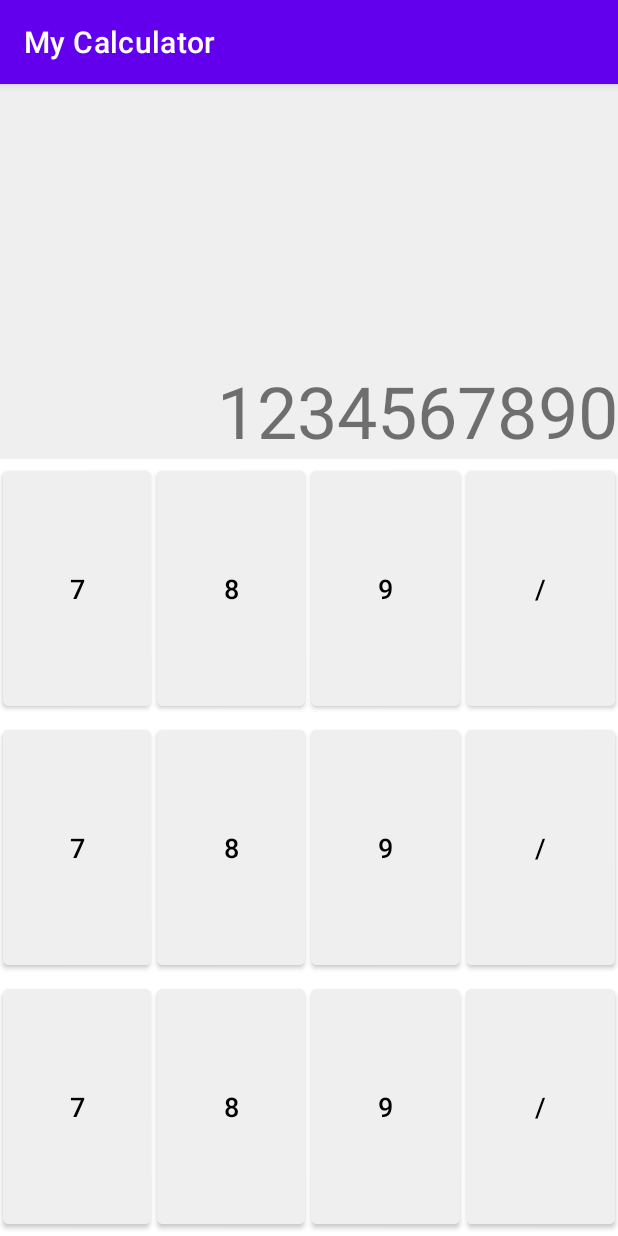
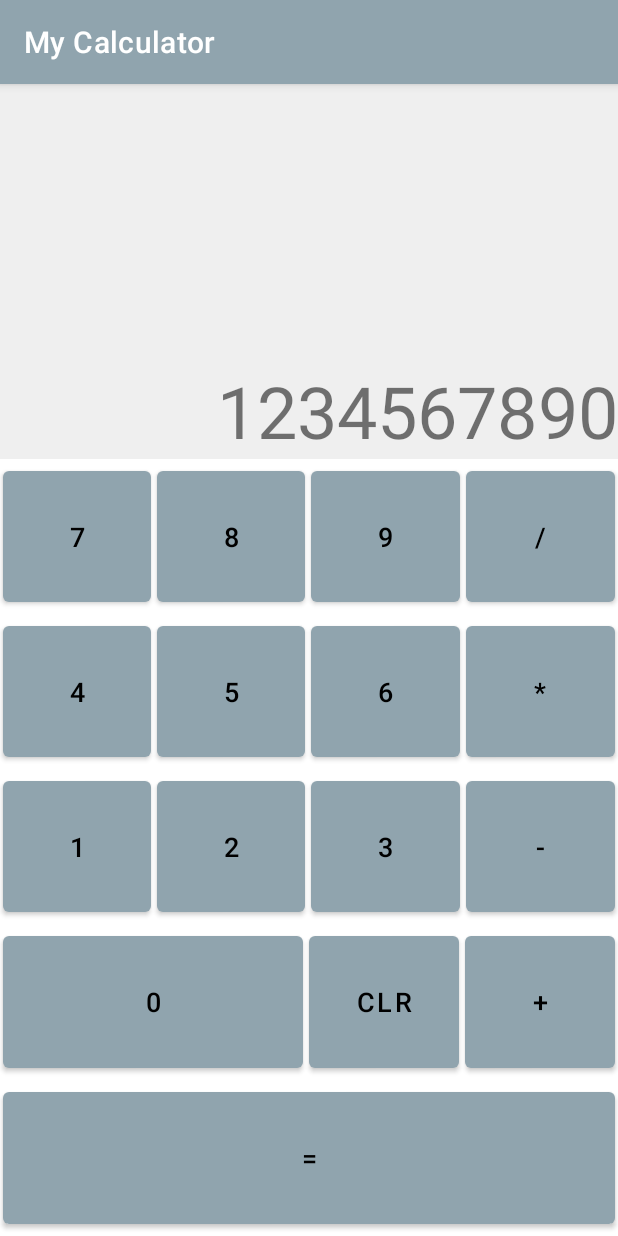
Before and after one commit to yasserbakkar97/MyCalculator, an Android app: the screen it shows after launch (MainActivity), on a phone screen of 412 x 824 dp. Run offline under Robolectric (Android 15) with nearby library versions, the phone set to English and light mode, and no system bars.

Commit message:
Building Interface

```diff
--- a/app/src/main/res/layout/activity_main.xml
+++ b/app/src/main/res/layout/activity_main.xml
@@ -27,7 +27,6 @@
             android:id="@+id/btnSeven"
             android:layout_width="0dp"
             android:layout_height="match_parent"
-            android:backgroundTint="@color/light_gray"
             android:text="7"
             android:onClick="onClick"
             android:layout_weight="1"
@@ -39,7 +38,6 @@
             android:id="@+id/btnEight"
             android:layout_width="0dp"
             android:layout_height="match_parent"
-            android:backgroundTint="@color/light_gray"
             android:text="8"
             android:onClick="onClick"
             android:textSize="18sp"
@@ -51,7 +49,6 @@
             android:id="@+id/btnNine"
             android:layout_width="0dp"
             android:layout_height="match_parent"
-            android:backgroundTint="@color/light_gray"
             android:text="9"
             android:onClick="onClick"
             android:textSize="18sp"
@@ -63,7 +60,6 @@
             android:id="@+id/btnDivide"
             android:layout_width="0dp"
             android:layout_height="match_parent"
-            android:backgroundTint="@color/light_gray"
             android:text="/"
             android:onClick="onClick"
             android:textSize="18sp"
@@ -80,11 +76,10 @@
         android:background="@color/white">
 
         <Button
-            android:id="@+id/btnSeven"
+            android:id="@+id/btnFour"
             android:layout_width="0dp"
             android:layout_height="match_parent"
-            android:backgroundTint="@color/light_gray"
-            android:text="7"
+            android:text="4"
             android:onClick="onClick"
             android:layout_weight="1"
             android:textSize="18sp"
@@ -92,11 +87,10 @@
             android:textColor="@color/black"/>
 
         <Button
-            android:id="@+id/btnEight"
+            android:id="@+id/btnFive"
             android:layout_width="0dp"
             android:layout_height="match_parent"
-            android:backgroundTint="@color/light_gray"
-            android:text="8"
+            android:text="5"
             android:onClick="onClick"
             android:textSize="18sp"
             android:layout_weight="1"
@@ -104,11 +98,10 @@
             android:textColor="@color/black"/>
 
         <Button
-            android:id="@+id/btnNine"
+            android:id="@+id/btnSix"
             android:layout_width="0dp"
             android:layout_height="match_parent"
-            android:backgroundTint="@color/light_gray"
-            android:text="9"
+            android:text="6"
             android:onClick="onClick"
             android:textSize="18sp"
             android:layout_weight="1"
@@ -116,11 +109,10 @@
             android:textColor="@color/black"/>
 
         <Button
-            android:id="@+id/btnDivide"
+            android:id="@+id/btnMultiply"
             android:layout_width="0dp"
             android:layout_height="match_parent"
-            android:backgroundTint="@color/light_gray"
-            android:text="/"
+            android:text="*"
             android:onClick="onClick"
             android:textSize="18sp"
             android:layout_weight="1"
@@ -136,11 +128,10 @@
         android:background="@color/white">
 
         <Button
-            android:id="@+id/btnSeven"
+            android:id="@+id/btnOne"
             android:layout_width="0dp"
             android:layout_height="match_parent"
-            android:backgroundTint="@color/light_gray"
-            android:text="7"
+            android:text="1"
             android:onClick="onClick"
             android:layout_weight="1"
             android:textSize="18sp"
@@ -148,11 +139,10 @@
             android:textColor="@color/black"/>
 
         <Button
-            android:id="@+id/btnEight"
+            android:id="@+id/btnTwo"
             android:layout_width="0dp"
             android:layout_height="match_parent"
-            android:backgroundTint="@color/light_gray"
-            android:text="8"
+            android:text="2"
             android:onClick="onClick"
             android:textSize="18sp"
             android:layout_weight="1"
@@ -160,11 +150,10 @@
             android:textColor="@color/black"/>
 
         <Button
-            android:id="@+id/btnNine"
+            android:id="@+id/btnThree"
             android:layout_width="0dp"
             android:layout_height="match_parent"
-            android:backgroundTint="@color/light_gray"
-            android:text="9"
+            android:text="3"
             android:onClick="onClick"
             android:textSize="18sp"
             android:layout_weight="1"
@@ -172,16 +161,78 @@
             android:textColor="@color/black"/>
 
         <Button
-            android:id="@+id/btnDivide"
+            android:id="@+id/btnSubtract"
             android:layout_width="0dp"
             android:layout_height="match_parent"
-            android:backgroundTint="@color/light_gray"
-            android:text="/"
+            android:text="-"
             android:onClick="onClick"
             android:textSize="18sp"
             android:layout_weight="1"
             android:layout_margin="2dp"
             android:textColor="@color/black"/>
+    </LinearLayout>
+
+    <LinearLayout
+        android:layout_width="match_parent"
+        android:layout_height="wrap_content"
+        android:orientation="horizontal"
+        android:layout_weight="1"
+        android:background="@color/white">
+
+        <Button
+            android:id="@+id/btnZero"
+            android:layout_width="0dp"
+            android:layout_height="match_parent"
+            android:text="0"
+            android:onClick="onClick"
+            android:layout_weight="2"
+            android:textSize="18sp"
+            android:layout_margin="2dp"
+            android:textColor="@color/black"/>
+
+        <Button
+            android:id="@+id/btnClr"
+            android:layout_width="0dp"
+            android:layout_height="match_parent"
+            android:text="CLR"
+            android:onClick="onClick"
+            android:textSize="18sp"
+            android:layout_weight="1"
+            android:layout_margin="2dp"
+            android:textColor="@color/black"/>
+
+        <Button
+            android:id="@+id/btnPlus"
+            android:layout_width="0dp"
+            android:layout_height="match_parent"
+            android:text="+"
+            android:onClick="onClick"
+            android:textSize="18sp"
+            android:layout_weight="1"
+            android:layout_margin="2dp"
+            android:textColor="@color/black"/>
+
+    </LinearLayout>
+
+    <LinearLayout
+        android:layout_width="match_parent"
+        android:layout_height="wrap_content"
+        android:orientation="horizontal"
+        android:layout_weight="1"
+        android:background="@color/white">
+
+        <Button
+            android:id="@+id/btnEqual"
+            android:layout_width="0dp"
+            android:layout_height="match_parent"
+            android:text="="
+            android:onClick="onClick"
+            android:layout_weight="1"
+            android:textSize="18sp"
+            android:layout_margin="2dp"
+            android:textColor="@color/black"/>
+
+
     </LinearLayout>
 
 
--- a/app/src/main/res/values/colors.xml
+++ b/app/src/main/res/values/colors.xml
@@ -8,4 +8,5 @@
     <color name="black">#FF000000</color>
     <color name="white">#FFFFFFFF</color>
     <color name="light_gray">#EFEFEF</color>
+    <color name="gray">#90A4AE</color>
 </resources>
--- a/app/src/main/res/values/themes.xml
+++ b/app/src/main/res/values/themes.xml
@@ -2,8 +2,8 @@
     <!-- Base application theme. -->
     <style name="Theme.MyCalculator" parent="Theme.MaterialComponents.DayNight.DarkActionBar">
         <!-- Primary brand color. -->
-        <item name="colorPrimary">@color/purple_500</item>
-        <item name="colorPrimaryVariant">@color/purple_700</item>
+        <item name="colorPrimary">@color/gray</item>
+        <item name="colorPrimaryVariant">@color/gray</item>
         <item name="colorOnPrimary">@color/white</item>
         <!-- Secondary brand color. -->
         <item name="colorSecondary">@color/teal_200</item>
```
